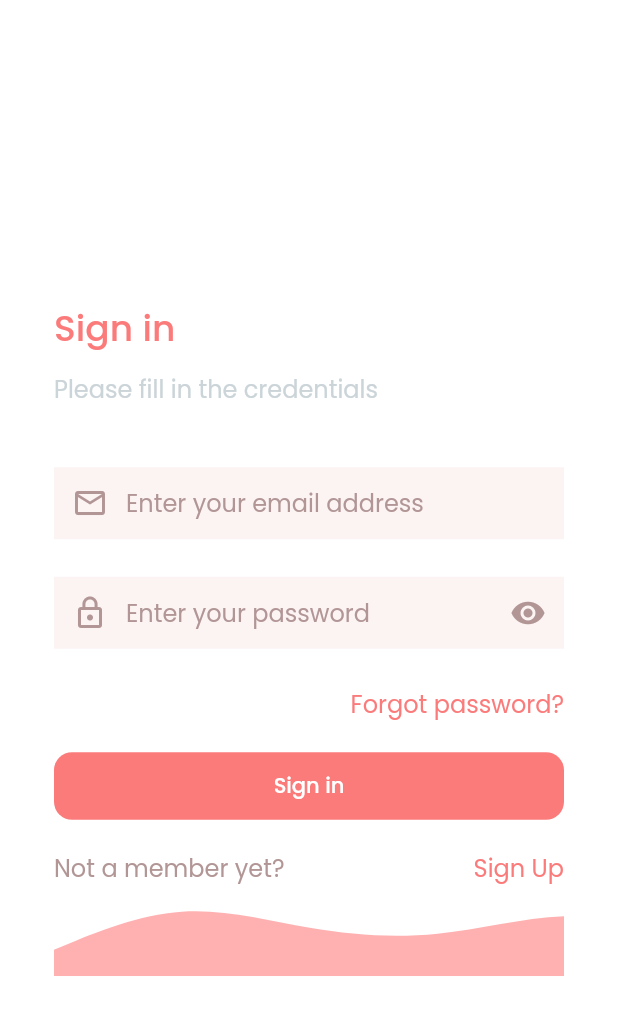
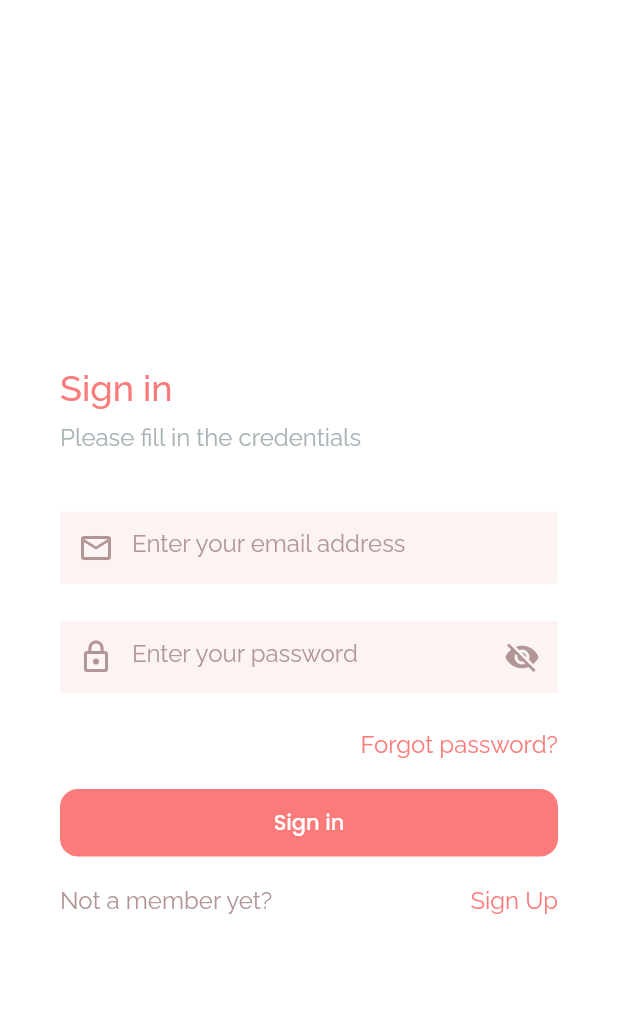
Before and after one commit to DanikingRD/Nappy-mobile, a Flutter app: the screen it shows after launch, on a phone screen of 412 x 824 dp. Shown: the top 1015 px of the screen. Run offline on Flutter 3.47's test engine with Material 2 defaults, Android fonts, the phone set to English and light mode, and no system bars; our stand-ins replace firebase_auth, flutter_riverpod, fpdart, google_fonts, google_sign_in; accounts and stored records are empty.

Commit message:
make response login ui

```diff
--- a/lib/constants/breakpoints.dart
+++ b/lib/constants/breakpoints.dart
@@ -1,14 +1,4 @@
-import 'package:flutter/cupertino.dart';
 
 const double kDefaultViewWidth = 400.0;
 const double kTabletMinWidth = 600.0;
 const double kDesktopMinWidth = 1200.0;
-
-bool isTabletOrGreater(BuildContext ctx) {
-  final MediaQueryData query = MediaQuery.of(ctx);
-  return query.size.width >= kTabletMinWidth;
-}
-
-bool isMobile(BuildContext context) {
-  return !isTabletOrGreater(context);
-}
--- a/lib/constants/colors.dart
+++ b/lib/constants/colors.dart
@@ -6,5 +6,6 @@ class NappyColors {
   static const Color primaryFillText = Color(0xFFB29696);
   static const Color selectionColor = Color.fromARGB(255, 255, 193, 193);
   static const Color selectionHandle = Color.fromARGB(255, 255, 92, 92);
-  static const Color mutedText = Color(0xFFCBD4D8);
+  static const Color mutedText = Color.fromARGB(255, 169, 179, 183);
+  static const Color dark = Color.fromRGBO(53, 57, 59, 1);
 }
--- a/lib/constants/styles.dart
+++ b/lib/constants/styles.dart
@@ -1,24 +1,25 @@
 import 'package:flutter/material.dart';
+import 'package:google_fonts/google_fonts.dart';
 import 'package:nappy_mobile/constants/colors.dart';
 
-const TextStyle kHeadline1 = TextStyle(
+TextStyle kHeadline1 = GoogleFonts.raleway().copyWith(
   fontSize: 24,
   color: NappyColors.primary,
   fontWeight: FontWeight.w500,
 );
+//TextStyle kHeadline1 = TextStyle();
 
-const TextStyle kSubtitle1 = TextStyle(
+TextStyle kSubtitle1 = GoogleFonts.raleway().copyWith(
   fontSize: 16,
   color: NappyColors.primaryFillText,
 );
-
-const TextStyle kBodyText1 = TextStyle(
+TextStyle kBodyText1 = GoogleFonts.raleway().copyWith(
   fontSize: 16,
   color: NappyColors.primary,
   fontWeight: FontWeight.normal,
 );
 
-InputDecorationTheme kPrimaryInputDecorationTheme = const InputDecorationTheme(
+InputDecorationTheme kPrimaryInputDecorationTheme = InputDecorationTheme(
   fillColor: NappyColors.primaryFill,
   filled: true,
   border: InputBorder.none,
--- a/lib/features/auth/views/login_view.dart
+++ b/lib/features/auth/views/login_view.dart
@@ -1,15 +1,15 @@
 import 'package:flutter/material.dart';
 import 'package:flutter_riverpod/flutter_riverpod.dart';
-import 'package:flutter_svg/flutter_svg.dart';
-import 'package:nappy_mobile/constants/assets.dart';
-import 'package:nappy_mobile/constants/breakpoints.dart';
 import 'package:nappy_mobile/constants/colors.dart';
 import 'package:nappy_mobile/constants/ui.dart';
+import 'package:nappy_mobile/responsive.dart';
 import 'package:nappy_mobile/widgets/primary_button.dart';
 import 'package:nappy_mobile/widgets/visibility_textfield.dart';
 
 class LoginView extends ConsumerWidget {
-  const LoginView({super.key});
+  const LoginView({
+    super.key,
+  });
 
   @override
   Widget build(BuildContext context, WidgetRef ref) {
@@ -17,25 +17,37 @@ class LoginView extends ConsumerWidget {
       resizeToAvoidBottomInset: false, // Prevent TextField resizing widgets
       body: SafeArea(
         child: Center(
-          child: LoginBody(),
+          child: Row(
+            children: [
+              if (Responsive.isTabletOrGreater(context, offset: 200)) ...{
+                const Expanded(
+                  child: _SidePanel(),
+                )
+              },
+              Expanded(
+                flex: Responsive.isMediumScreen(context) ? 2 : 1,
+                child: const _MobileLayout(),
+              )
+            ],
+          ),
         ),
       ),
     );
   }
 }
 
-class LoginBody extends ConsumerWidget {
-  const LoginBody({super.key});
+class _MobileLayout extends ConsumerWidget {
+  const _MobileLayout();
 
   @override
   Widget build(BuildContext context, WidgetRef ref) {
     final theme = Theme.of(context);
     final textTheme = theme.textTheme;
-    return SizedBox(
-      width: 400,
-      child: ListView(
-        padding: isMobile(context) ? kMobilePadding : EdgeInsets.zero,
+    final double width = MediaQuery.of(context).size.width;
+    final margin = Responsive.isSmallScreen(context) ? 40.0 : width * 0.1;
+    return ListView(
       shrinkWrap: true,
+      padding: EdgeInsets.symmetric(horizontal: margin),
       children: [
         const SizedBox(
           height: 30,
@@ -73,9 +85,15 @@ class LoginBody extends ConsumerWidget {
         kTextFieldGap,
         Align(
           alignment: Alignment.topRight,
+          child: MouseRegion(
+            cursor: SystemMouseCursors.click,
+            child: GestureDetector(
+              onTap: () {},
               child: Text(
                 "Forgot password?",
                 style: textTheme.bodyText1,
+              ),
+            ),
           ),
         ),
         kDefaultMargin,
@@ -91,16 +109,43 @@ class LoginBody extends ConsumerWidget {
               style: textTheme.subtitle1,
             ),
             const Spacer(),
-              Text(
+            MouseRegion(
+              cursor: SystemMouseCursors.click,
+              child: GestureDetector(
+                onTap: () {},
+                child: Text(
                   "Sign Up",
                   style: textTheme.subtitle1!.copyWith(color: NappyColors.primary),
                 ),
+              ),
+            ),
           ],
         ),
-          SvgPicture.asset(
-            kWaveSvgPath,
+      ],
+    );
+  }
+}
+
+class _SidePanel extends StatelessWidget {
+  const _SidePanel();
+
+  @override
+  Widget build(BuildContext context) {
+    final double height = MediaQuery.of(context).size.height;
+    return Container(
+      height: height,
+      color: const Color.fromARGB(255, 255, 149, 149),
+      child: Center(
+        child: Padding(
+          padding: const EdgeInsets.symmetric(horizontal: 30),
+          child: SelectableText(
+            "Welcome to Nappy",
+            style: Theme.of(context)
+                .textTheme
+                .headline1!
+                .copyWith(fontSize: 40, color: Colors.white, fontWeight: FontWeight.bold),
           ),
-        ],
+        ),
       ),
     );
   }
--- a/lib/main.dart
+++ b/lib/main.dart
@@ -24,7 +24,7 @@ class Nappy extends StatelessWidget {
         primaryIconTheme: kPrimaryIconTheme,
         iconTheme: kPrimaryIconTheme,
         fontFamily: kPoppinsFont,
-        textTheme: const TextTheme(
+        textTheme: TextTheme(
           headline1: kHeadline1,
           subtitle1: kSubtitle1,
           bodyText1: kBodyText1,
--- a/lib/widgets/visibility_textfield.dart
+++ b/lib/widgets/visibility_textfield.dart
@@ -17,7 +17,7 @@ class VisibilityTextField extends StatefulWidget {
 }
 
 class _VisibilityTextFieldState extends State<VisibilityTextField> {
-  bool obscureText = false;
+  bool obscureText = true;
   @override
   Widget build(BuildContext context) {
     final theme = Theme.of(context);
--- a/pubspec.yaml
+++ b/pubspec.yaml
@@ -43,6 +43,7 @@ dependencies:
   firebase_auth: ^4.2.3
   google_sign_in: ^5.4.2
   flutter_svg: ^1.1.6
+  google_fonts: ^3.0.1
 
 dev_dependencies:
   change_app_package_name: ^1.1.0
```
Also changed, not shown: lib/responsive.dart (+6 -26 lines), pubspec.lock. Lines whose indentation alone changed are shown as unchanged.
